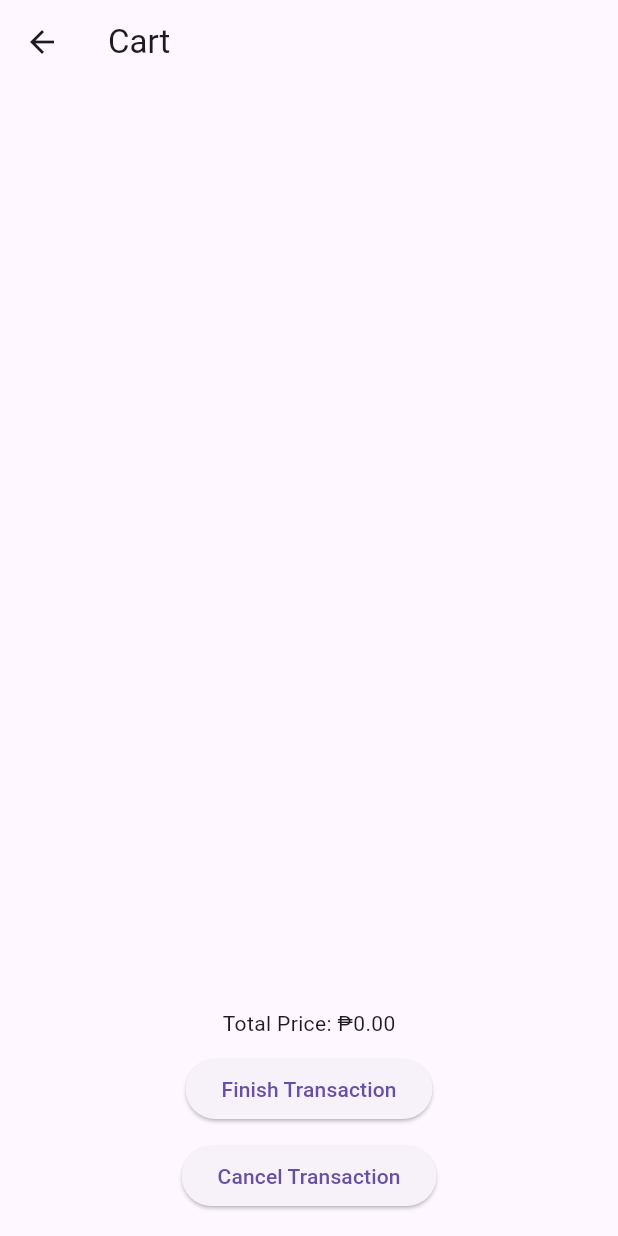
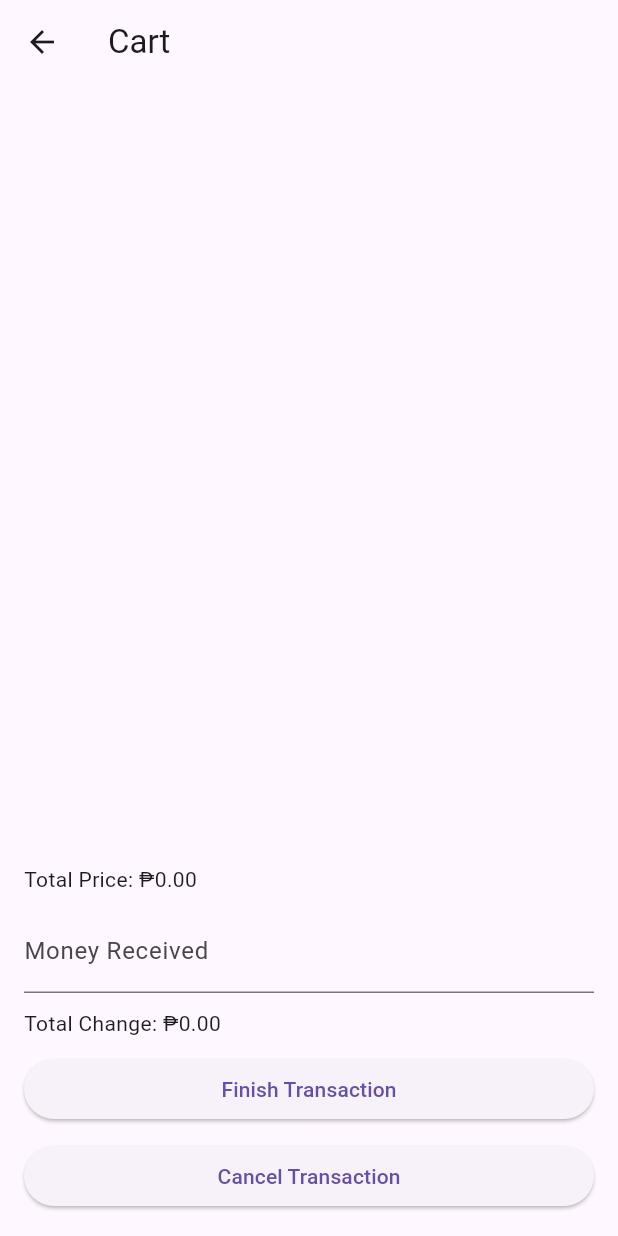
Before and after one commit to AnweyArc/GrocerApp, a Flutter app: the CartScreen screen opened directly, on a phone screen of 412 x 824 dp. Run offline on Flutter 3.47's test engine with Material 3 defaults, Android fonts, the phone set to English and light mode, and no system bars; our stand-ins replace shared_preferences; accounts and stored records are empty.

Commit message:
added money received function - fully working

```diff
--- a/lib/main.dart
+++ b/lib/main.dart
@@ -297,7 +297,14 @@ class _SellItemDialogState extends State<SellItemDialog> {
 }
 
 
-class CartScreen extends StatelessWidget {
+class CartScreen extends StatefulWidget {
+  @override
+  _CartScreenState createState() => _CartScreenState();
+}
+
+class _CartScreenState extends State<CartScreen> {
+  double moneyReceived = 0; // Initialize money received
+
   @override
   Widget build(BuildContext context) {
     return Scaffold(
@@ -333,8 +340,21 @@ class CartScreen extends StatelessWidget {
               Padding(
                 padding: const EdgeInsets.all(16.0),
                 child: Column(
+                  crossAxisAlignment: CrossAxisAlignment.stretch,
                   children: <Widget>[
-                    Text('Total Price: \₱${totalPrice.toStringAsFixed(2)}'),
+                    Text('Total Price: ₱${totalPrice.toStringAsFixed(2)}'),
+                    SizedBox(height: 10),
+                    TextFormField(
+                      decoration: InputDecoration(labelText: 'Money Received'),
+                      keyboardType: TextInputType.number,
+                      onChanged: (value) {
+                        setState(() {
+                          moneyReceived = double.tryParse(value) ?? 0;
+                        });
+                      },
+                    ),
+                    SizedBox(height: 10),
+                    Text('Total Change: ₱${(moneyReceived - totalPrice).toStringAsFixed(2)}'),
                     SizedBox(height: 10),
                     ElevatedButton(
                       child: Text('Finish Transaction'),
@@ -370,6 +390,8 @@ class CartScreen extends StatelessWidget {
 }
 
 
+
+
 extension on ItemModel {
   Item? findItemByName(String name) {
     return inventoryItems.firstWhere((item) => item.name == name);
```
